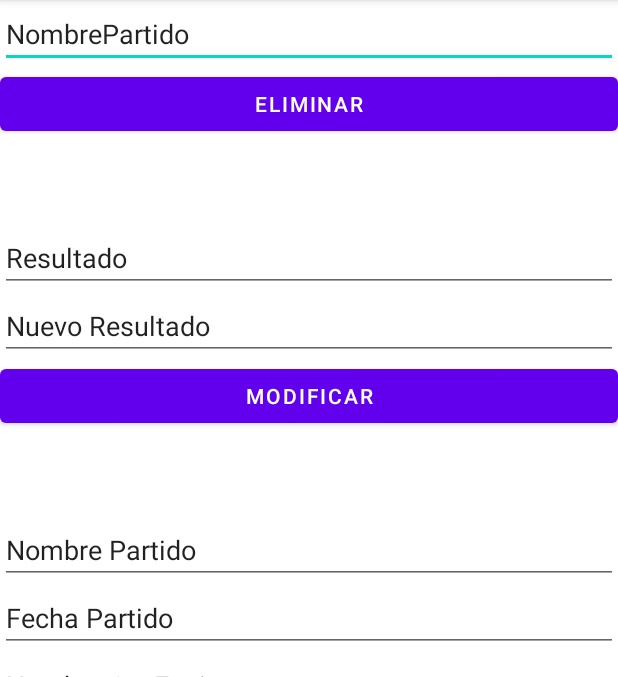
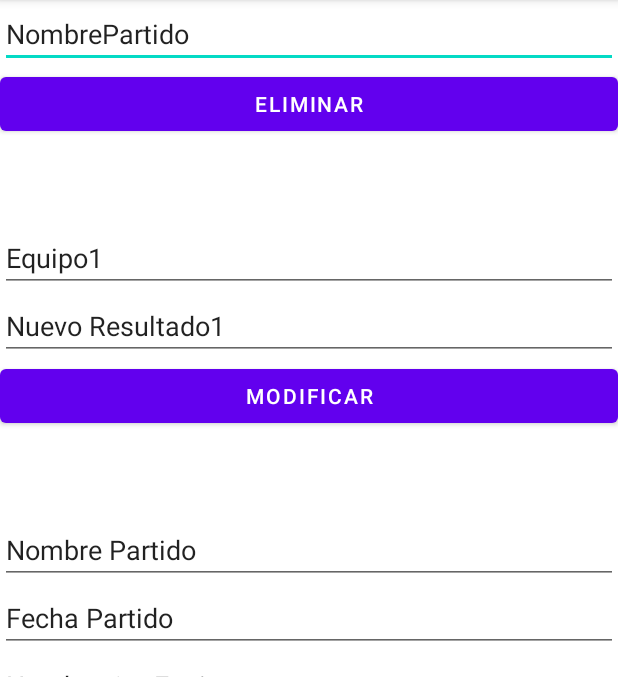
Before and after one commit to adrianggb17/Menu, an Android app: the ModificarPartido screen opened directly, with no data from a screen before it, on a phone screen of 412 x 824 dp, the part 84-761 px from its top. Run offline under Robolectric (Android 15) with nearby library versions, the phone set to English and light mode, and no system bars.

Commit message:
Tercer commit

```diff
--- a/app/src/main/java/com/example/menu/MainActivity.java
+++ b/app/src/main/java/com/example/menu/MainActivity.java
@@ -53,6 +53,7 @@ public class MainActivity extends AppCompatActivity {
         values.put("puntos", puntos);
         values.put("foto", foto);
         db.insert("equipo", null, values);
+
     }
 
         private void inserta2(String nombrePartido, String fecha, String equipo1, String equipo2, int resultado1,int resultado2) {
--- a/app/src/main/res/layout/activity_modificar_partido.xml
+++ b/app/src/main/res/layout/activity_modificar_partido.xml
@@ -41,7 +41,7 @@
             android:layout_height="wrap_content"
             android:ems="10"
             android:inputType="textPersonName"
-            android:text="Resultado" />
+            android:text="Equipo1" />
 
         <EditText
             android:id="@+id/editTextTextPersonName9"
@@ -49,12 +49,13 @@
             android:layout_height="wrap_content"
             android:ems="10"
             android:inputType="textPersonName"
-            android:text="Nuevo Resultado" />
+            android:text="Nuevo Resultado1" />
 
         <Button
             android:id="@+id/button6"
             android:layout_width="match_parent"
             android:layout_height="wrap_content"
+            android:onClick="modificar"
             android:text="Modificar" />
     </LinearLayout>
 
@@ -116,6 +117,7 @@
             android:id="@+id/button7"
             android:layout_width="match_parent"
             android:layout_height="wrap_content"
+            android:onClick="añadir"
             android:text="Añadir" />
 
         <Button
```
Also changed, not shown: app/src/main/java/com/example/menu/ModificarPartido.java (+29 -3 lines).
